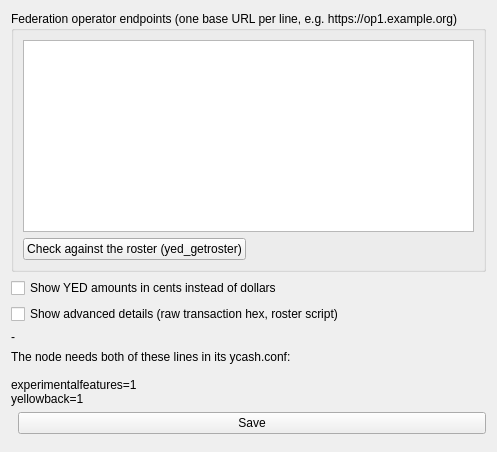
Before: the Qt Designer form src/yellowbacksettings.ui in boyfromcave/yecwallet-dd, drawn with Qt 5.
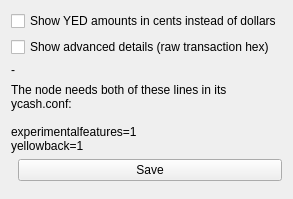
After: the same form once the commit is applied.

Commit message: Phase 0: strip the federation prototype from the wallet

The edit to the form file:
```diff
--- a/src/yellowbacksettings.ui
+++ b/src/yellowbacksettings.ui
@@ -3,22 +3,8 @@
  <class>YellowbackSettings</class>
  <widget class="QWidget" name="YellowbackSettings">
   <layout class="QVBoxLayout" name="settingsLayout">
-   <item>
-    <widget class="QGroupBox" name="grpOperators">
-     <property name="title"><string>Federation operator endpoints (one base URL per line, e.g. https://op1.example.org)</string></property>
-     <layout class="QVBoxLayout" name="opsLayout">
-      <item><widget class="QPlainTextEdit" name="txtEndpoints"/></item>
-      <item>
-       <layout class="QHBoxLayout" name="opsButtons">
-        <item><widget class="QPushButton" name="btnVerify"><property name="text"><string>Check against the roster (yed_getroster)</string></property></widget></item>
-        <item><widget class="QLabel" name="lblEndpointsStatus"><property name="text"><string/></property><property name="wordWrap"><bool>true</bool></property></widget></item>
-       </layout>
-      </item>
-     </layout>
-    </widget>
-   </item>
    <item><widget class="QCheckBox" name="chkUnitCents"><property name="text"><string>Show YED amounts in cents instead of dollars</string></property></widget></item>
-   <item><widget class="QCheckBox" name="chkAdvanced"><property name="text"><string>Show advanced details (raw transaction hex, roster script)</string></property></widget></item>
+   <item><widget class="QCheckBox" name="chkAdvanced"><property name="text"><string>Show advanced details (raw transaction hex)</string></property></widget></item>
    <item>
     <widget class="QLabel" name="lblRpcVersion"><property name="text"><string>-</string></property><property name="wordWrap"><bool>true</bool></property></widget>
    </item>
```
The commit also changes 16 other files.
